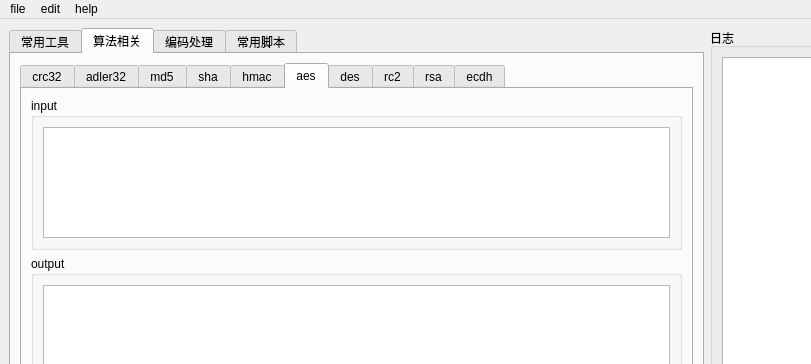
The window that kwindow/kmain.ui (dqzg12300/kAlgorithmTools) describes before a commit, drawn with Qt 5; both pictures show x 0 to 811 and y 0 to 364 of the 1019 by 760 pixel window.
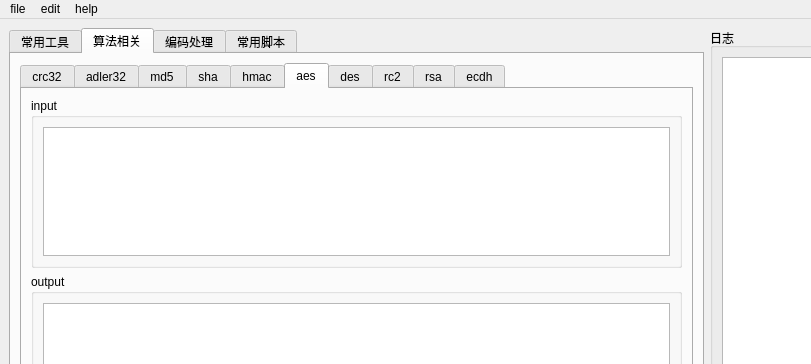
The same window after the commit. The open tabs and pages were chosen to show the change.

Commit message: 修改细节

Diff of the .ui file:
```diff
--- a/kwindow/kmain.ui
+++ b/kwindow/kmain.ui
@@ -777,6 +777,12 @@
        <layout class="QGridLayout" name="gridLayout_4">
         <item row="0" column="0">
          <widget class="QTabWidget" name="tabWidget_3">
+          <property name="minimumSize">
+           <size>
+            <width>0</width>
+            <height>170</height>
+           </size>
+          </property>
           <property name="currentIndex">
            <number>7</number>
           </property>
@@ -1414,10 +1420,16 @@
            <layout class="QGridLayout" name="gridLayout_58">
             <item row="0" column="0">
              <widget class="QGroupBox" name="groupBox_33">
+              <property name="minimumSize">
+               <size>
+                <width>0</width>
+                <height>170</height>
+               </size>
+              </property>
               <property name="maximumSize">
                <size>
                 <width>16777215</width>
-                <height>160</height>
+                <height>170</height>
                </size>
               </property>
               <property name="title">
```
Left out of the diff: 32 changed lines with no effect on the pictures. The commit also changes 2 other files.
